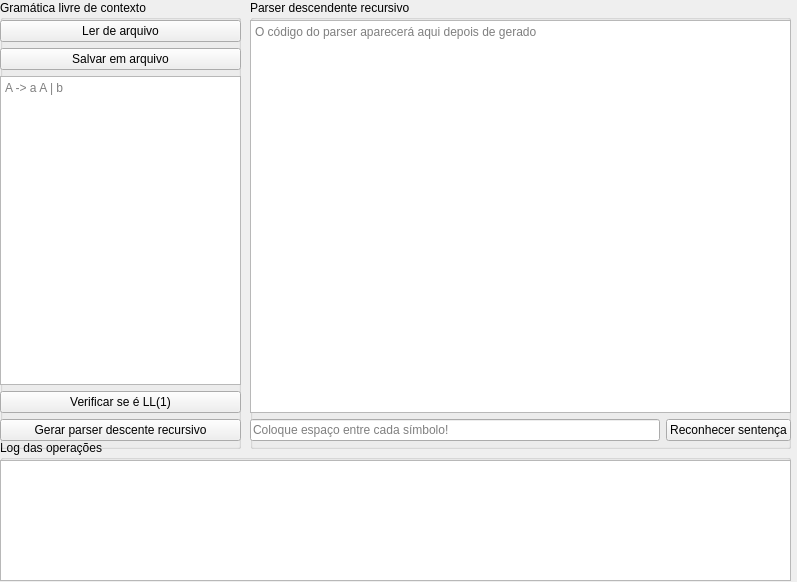
Old version of the form main.ui in the repository evsasse/Context-Free-Grammar-Simulator.
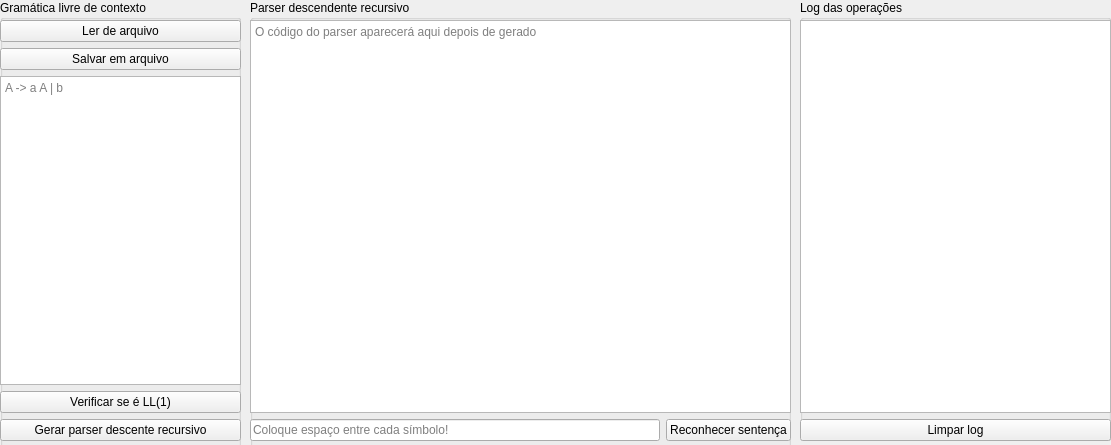
New version of the form.

Commit message: Started to log actions, changed log position, added clear log button!

```diff
--- a/main.ui
+++ b/main.ui
@@ -6,8 +6,8 @@
    <rect>
     <x>0</x>
     <y>0</y>
-    <width>797</width>
-    <height>582</height>
+    <width>1111</width>
+    <height>445</height>
    </rect>
   </property>
   <property name="sizePolicy">
@@ -24,8 +24,8 @@
   </property>
   <property name="maximumSize">
    <size>
-    <width>999</width>
-    <height>999</height>
+    <width>9999</width>
+    <height>9999</height>
    </size>
   </property>
   <property name="windowTitle">
@@ -34,10 +34,10 @@
   <widget class="QGroupBox" name="groupBox_2">
    <property name="geometry">
     <rect>
-     <x>0</x>
-     <y>440</y>
-     <width>791</width>
-     <height>141</height>
+     <x>800</x>
+     <y>0</y>
+     <width>311</width>
+     <height>441</height>
     </rect>
    </property>
    <property name="title">
@@ -48,8 +48,8 @@
      <rect>
       <x>0</x>
       <y>20</y>
-      <width>791</width>
-      <height>121</height>
+      <width>311</width>
+      <height>421</height>
      </rect>
     </property>
     <layout class="QVBoxLayout" name="verticalLayout_3">
@@ -60,6 +60,13 @@
        </property>
       </widget>
      </item>
+     <item>
+      <widget class="QPushButton" name="btn_clear">
+       <property name="text">
+        <string>Limpar log</string>
+       </property>
+      </widget>
+     </item>
     </layout>
    </widget>
   </widget>
```
The commit also changes 4 other files.
